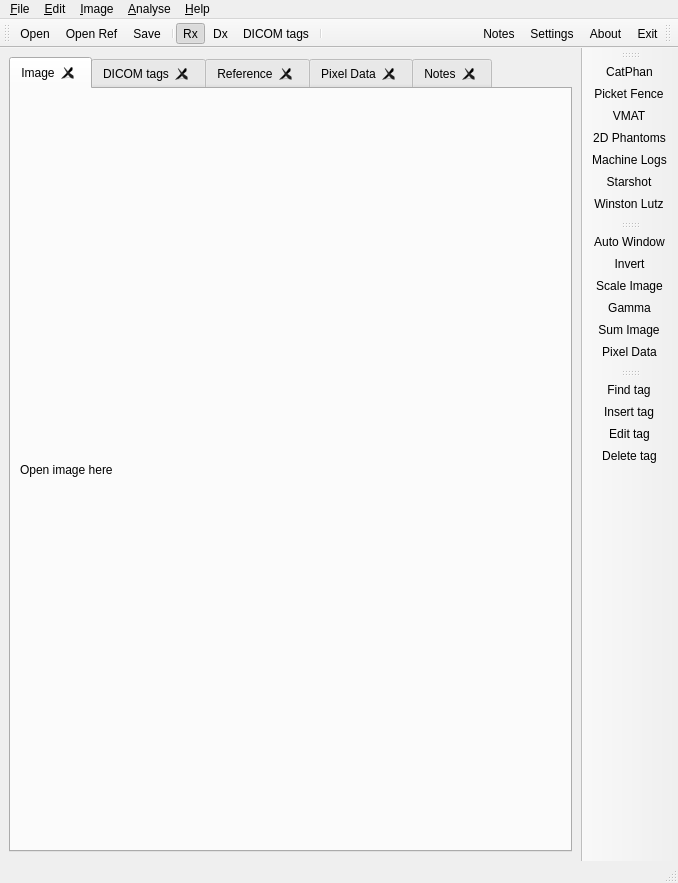
Old version of the form LinaQAForm.ui in the repository alanphys/LinaQA.
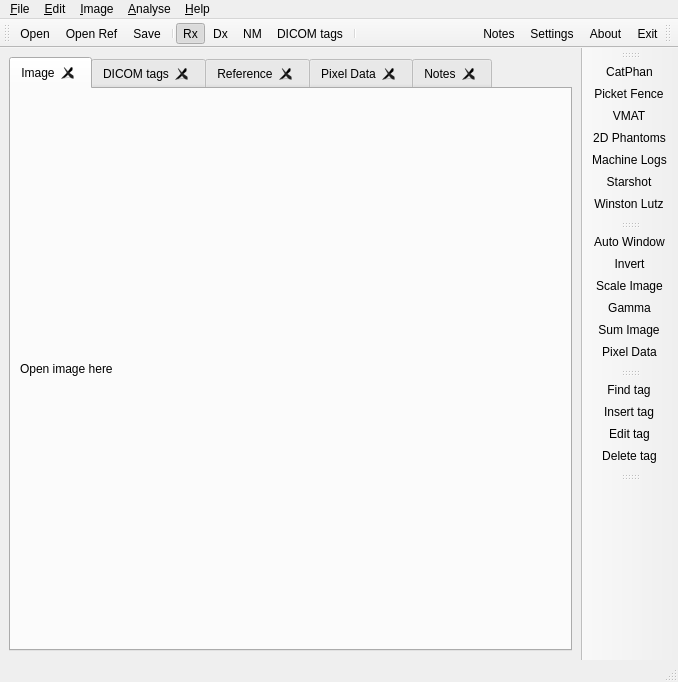
New version of the form. Icons and pictures are not drawn.

Commit message: Add Nuclear Medicine toolbar

```diff
--- a/LinaQAForm.ui
+++ b/LinaQAForm.ui
@@ -7,7 +7,7 @@
     <x>0</x>
     <y>0</y>
     <width>678</width>
-    <height>883</height>
+    <height>682</height>
    </rect>
   </property>
   <property name="acceptDrops">
@@ -275,6 +275,7 @@
    <addaction name="separator"/>
    <addaction name="action_Rx_Toolbar"/>
    <addaction name="action_Dx_Toolbar"/>
+   <addaction name="action_NM_Toolbar"/>
    <addaction name="action_DICOM_tags"/>
    <addaction name="separator"/>
   </widget>
@@ -367,6 +368,17 @@
    <addaction name="action_Edit_tag"/>
    <addaction name="action_Delete_tag"/>
   </widget>
+  <widget class="QToolBar" name="toolBar_NM">
+   <property name="windowTitle">
+    <string>toolBar</string>
+   </property>
+   <attribute name="toolBarArea">
+    <enum>RightToolBarArea</enum>
+   </attribute>
+   <attribute name="toolBarBreak">
+    <bool>false</bool>
+   </attribute>
+  </widget>
   <action name="action_Open">
    <property name="icon">
     <iconset resource="LinaQA.qrc">
@@ -823,6 +835,21 @@
     <string>Scale image maximum</string>
    </property>
   </action>
+  <action name="action_NM_Toolbar">
+   <property name="checkable">
+    <bool>true</bool>
+   </property>
+   <property name="icon">
+    <iconset resource="LinaQA.qrc">
+     <normaloff>:/Icons/Icons/GammaCamera.png</normaloff>:/Icons/Icons/GammaCamera.png</iconset>
+   </property>
+   <property name="text">
+    <string>NM</string>
+   </property>
+   <property name="toolTip">
+    <string>Show/hide nuclear medicine toolbar</string>
+   </property>
+  </action>
  </widget>
  <resources>
   <include location="LinaQA.qrc"/>
```
The commit also changes 4 other files.
